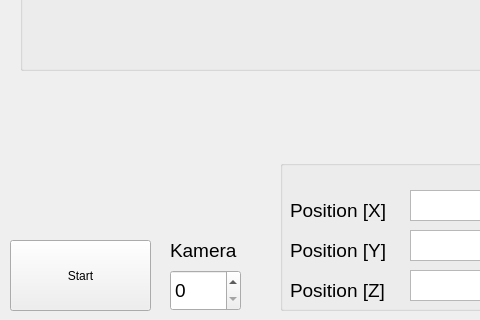
Before: the Qt Designer form software/Linux/Flugbahnberechnung/frm_object_tracking.ui in SevFle/Flugbahnberechnung, drawn with Qt 5; both pictures show x 0 to 480 and y 420 to 740 of the 1280 by 740 pixel window.
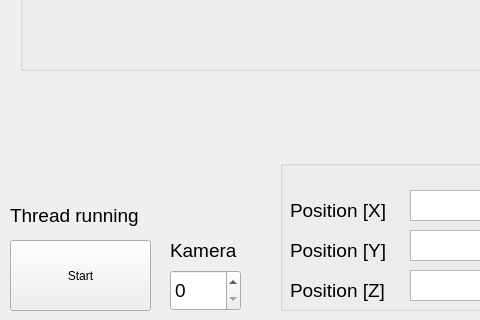
After: the same form once the commit is applied.

The edit to the form file:
```diff
--- a/software/Linux/Flugbahnberechnung/frm_object_tracking.ui
+++ b/software/Linux/Flugbahnberechnung/frm_object_tracking.ui
@@ -302,6 +302,24 @@
     <string>Kamera</string>
    </property>
   </widget>
+  <widget class="QLabel" name="lbl_thread_running">
+   <property name="geometry">
+    <rect>
+     <x>10</x>
+     <y>620</y>
+     <width>141</width>
+     <height>31</height>
+    </rect>
+   </property>
+   <property name="font">
+    <font>
+     <pointsize>14</pointsize>
+    </font>
+   </property>
+   <property name="text">
+    <string>Thread running</string>
+   </property>
+  </widget>
  </widget>
  <resources/>
  <connections/>
```
Left out of the diff: 2 changed lines with no effect on the pictures.
